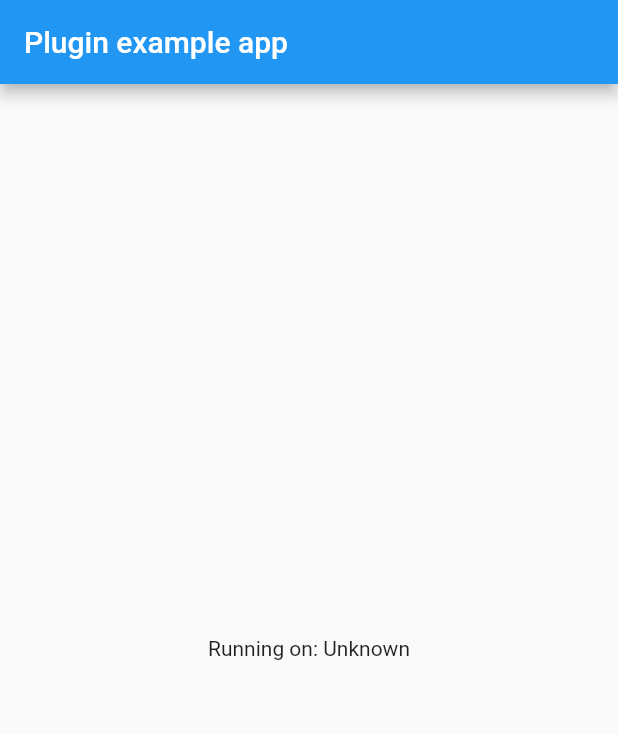
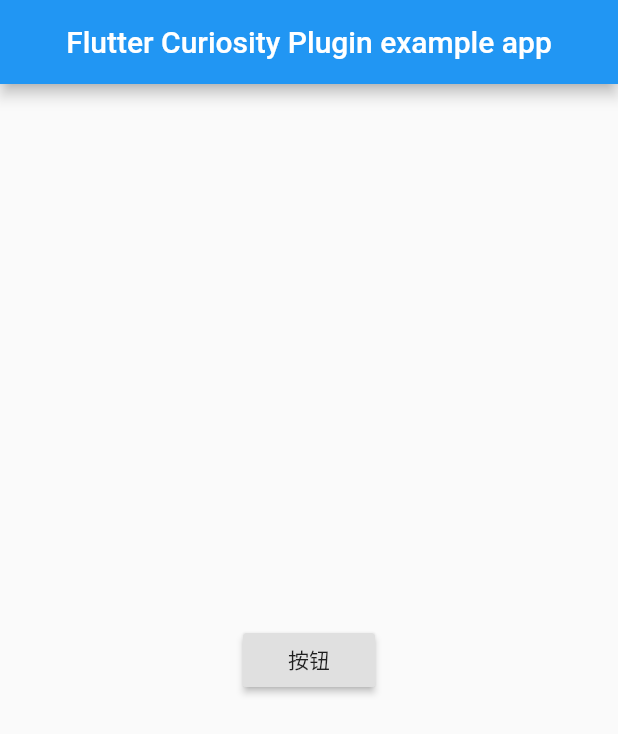
Before and after one commit to Wayaer/flutter_curiosity, a Flutter app: the screen it shows after launch, on a phone screen of 412 x 824 dp. Shown: the top 734 px of the screen. Run offline on Flutter 3.47's test engine with Material 2 defaults, Android fonts, the phone set to English and light mode, and no system bars.

Commit message:
repair ios bug

```diff
--- a/example/lib/main.dart
+++ b/example/lib/main.dart
@@ -1,56 +1,36 @@
 import 'package:flutter/material.dart';
-import 'dart:async';
-
-import 'package:flutter/services.dart';
 import 'package:flutter_curiosity/curiosity.dart';
 
-void main() => runApp(MyApp());
+void main() => runApp(App());
 
-class MyApp extends StatefulWidget {
-  @override
-  _MyAppState createState() => _MyAppState();
-}
-
-class _MyAppState extends State<MyApp> {
-  String _platformVersion = 'Unknown';
-
-  @override
-  void initState() {
-    super.initState();
-    initPlatformState();
-  }
-
-  // Platform messages are asynchronous, so we initialize in an async method.
-  Future<void> initPlatformState() async {
-    String platformVersion;
-    // Platform messages may fail, so we use a try/catch PlatformException.
-    try {
-      platformVersion = await FlutterCuriosity.platformVersion;
-    } on PlatformException {
-      platformVersion = 'Failed to get platform version.';
-    }
-
-    // If the widget was removed from the tree while the asynchronous platform
-    // message was in flight, we want to discard the reply rather than calling
-    // setState to update our non-existent appearance.
-    if (!mounted) return;
-
-    setState(() {
-      _platformVersion = platformVersion;
-    });
-  }
-
+class App extends StatelessWidget {
   @override
   Widget build(BuildContext context) {
     return MaterialApp(
+      debugShowCheckedModeBanner: false,
       home: Scaffold(
         appBar: AppBar(
-          title: const Text('Plugin example app'),
+          centerTitle: true,
+          title: const Text('Flutter Curiosity Plugin example app'),
         ),
-        body: Center(
-          child: Text('Running on: $_platformVersion\n'),
+        body: Column(
+          mainAxisAlignment: MainAxisAlignment.center,
+          crossAxisAlignment: CrossAxisAlignment.center,
+          children: <Widget>[
+            Center(),
+            RaisedButton(
+                onPressed: () {
+                  getVersion(context);
+                },
+                child: Text('按钮'))
+          ],
         ),
       ),
     );
   }
+
+  getVersion(context) async {
+    var version = await FlutterCuriosity.platformVersion;
+    debugPrint(version);
+  }
 }
```
Also changed, not shown: pubspec.yaml (+3 -4 lines), 8 other files.
